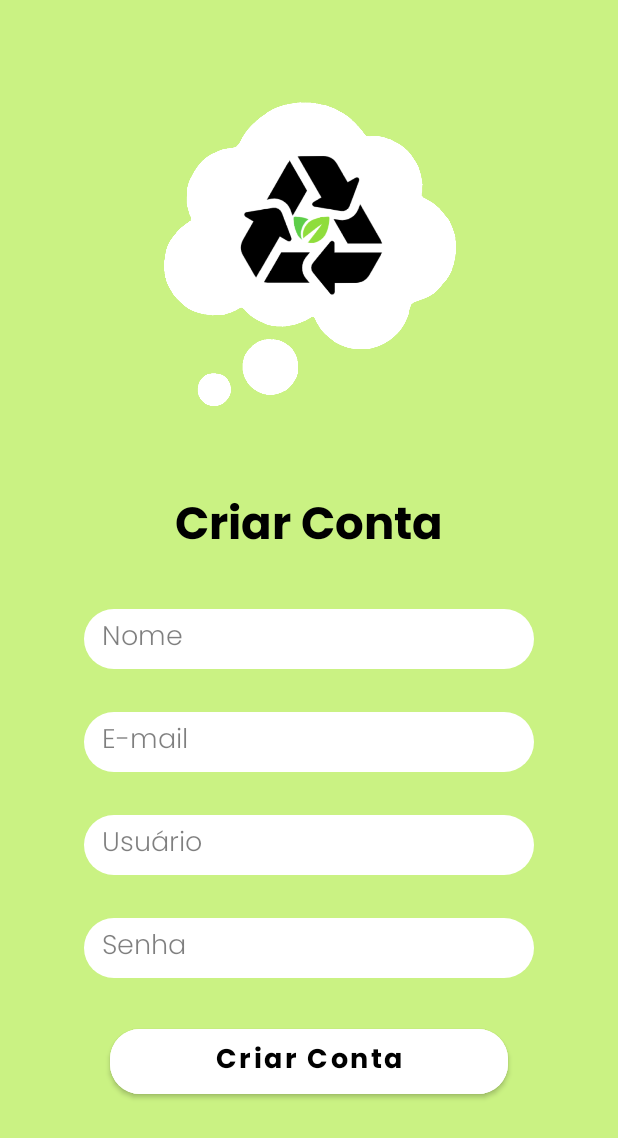
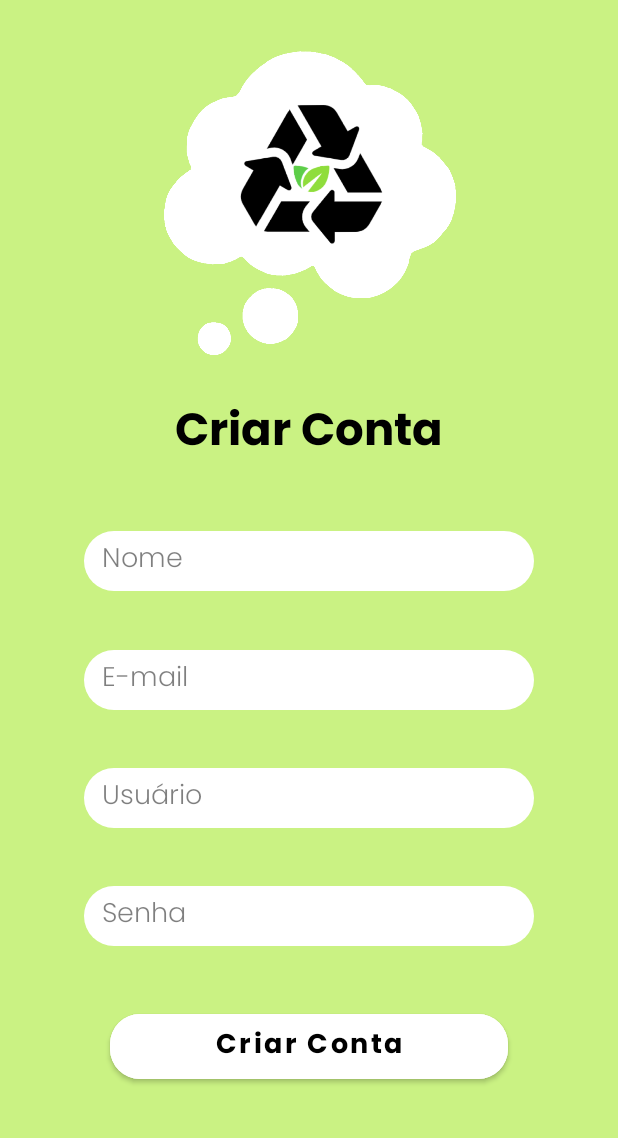
Before and after one commit to amanditateles/Reciclideia, an Android app: the screen it shows after launch (Cadastro), after a tap on "Ou, criar conta", on a phone screen of 412 x 824 dp. Shown: the top 1138 px of the screen. Run offline under Robolectric (Android 15) with nearby library versions, the phone set to English and light mode, and no system bars; our stand-ins replace Firebase (no records; nobody signed in at launch, a user with empty details on screens opened directly).

Commit message:
so-cadastro (#5)

```diff
--- a/app/build.gradle
+++ b/app/build.gradle
@@ -40,6 +40,7 @@ dependencies {
 
     implementation 'androidx.core:core-ktx:1.8.0'
     implementation 'androidx.appcompat:appcompat:1.4.2'
+    implementation 'com.android.support:appcompat-v7:28.0.0'
     implementation 'com.google.android.material:material:1.6.1'
     implementation 'androidx.constraintlayout:constraintlayout:2.1.4'
     implementation 'com.google.firebase:firebase-auth-ktx:21.0.8'
--- a/app/src/main/java/com/example/reciclideia/MainActivity.kt
+++ b/app/src/main/java/com/example/reciclideia/MainActivity.kt
@@ -23,6 +23,8 @@ class MainActivity : AppCompatActivity() {
     override fun onCreate(savedInstanceState: Bundle?) {
         super.onCreate(savedInstanceState)
         setContentView(R.layout.activity_main)
+        //oh jesus man
+        setSupportActionBar(findViewById(R.id.toolbar2))
 
         edtEmail = findViewById(R.id.edt_email)
         edtSenha = findViewById(R.id.edt_senha)
--- a/app/src/main/res/layout/activity_cadastro.xml
+++ b/app/src/main/res/layout/activity_cadastro.xml
@@ -19,7 +19,7 @@
         app:layout_constraintHorizontal_bias="0.5"
         app:layout_constraintStart_toStartOf="parent"
         app:layout_constraintTop_toTopOf="parent"
-        app:layout_constraintVertical_bias="0.104"
+        app:layout_constraintVertical_bias="0.048"
         app:srcCompat="@drawable/logo_v1" />
 
 
@@ -32,7 +32,6 @@
         android:text="@string/criar_conta"
         android:textColor="@color/black"
         android:textSize="30sp"
-        app:layout_constraintBottom_toTopOf="@+id/edt_nome"
         app:layout_constraintEnd_toEndOf="parent"
         app:layout_constraintHorizontal_bias="0.5"
         app:layout_constraintStart_toStartOf="parent"
```
